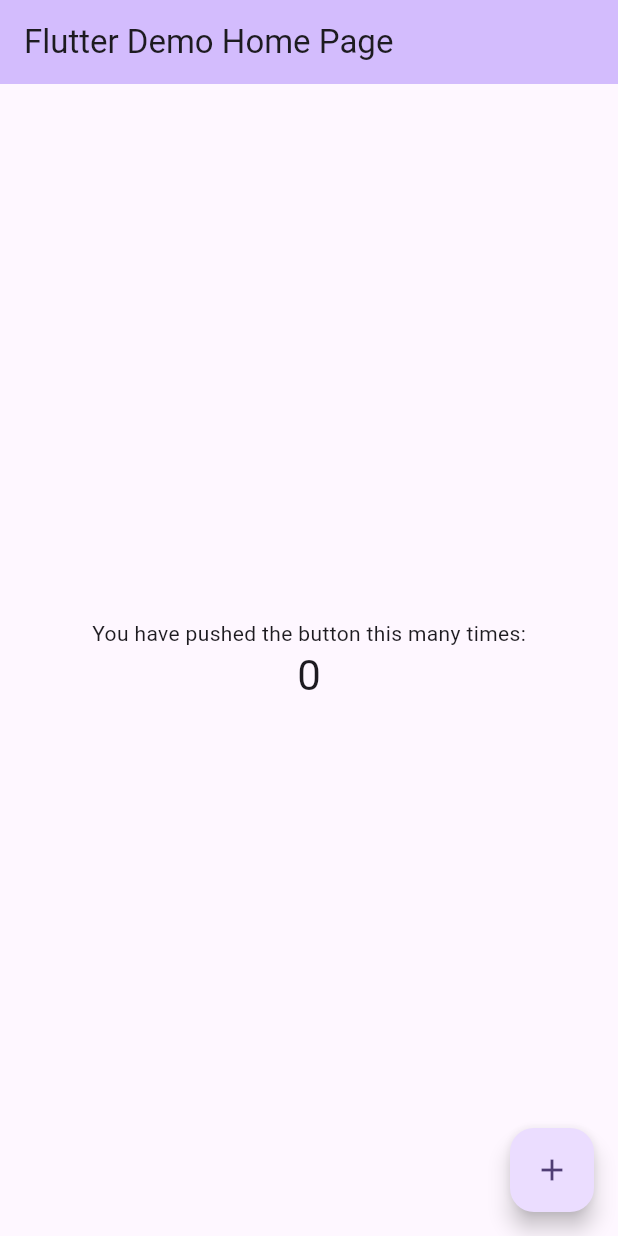
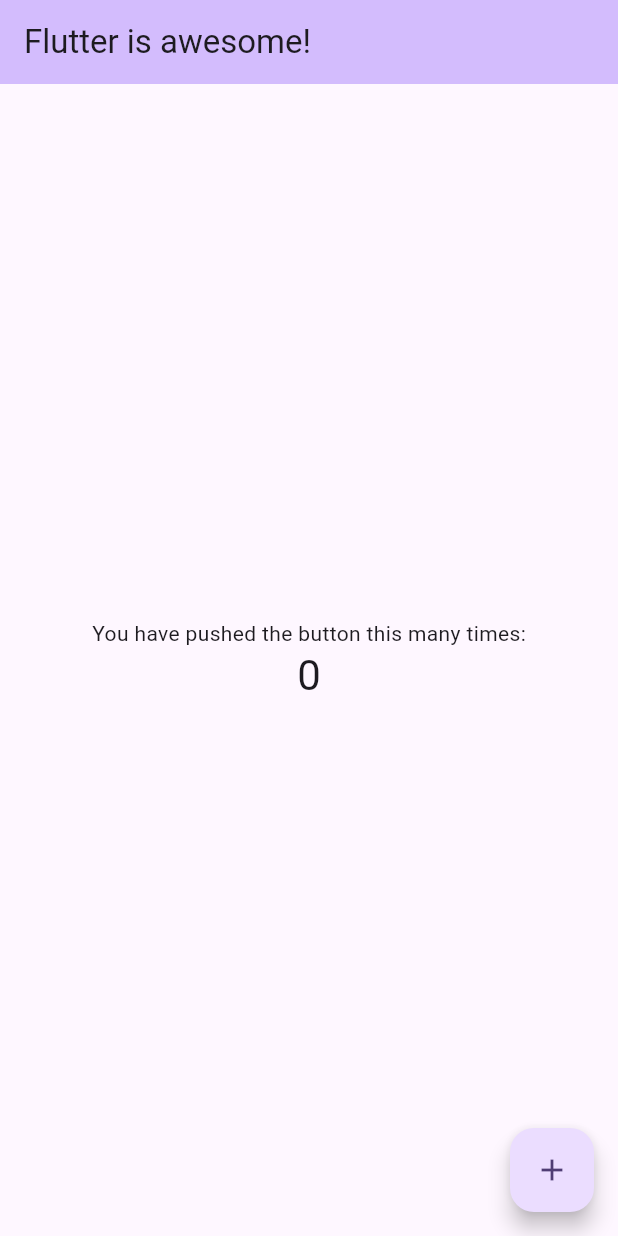
Before and after one commit to Istiaq-Fuad/flutter-essentials, a Flutter app: the screen it shows after launch, on a phone screen of 412 x 824 dp. Run offline on Flutter 3.47's test engine with Material 3 defaults, Android fonts, the phone set to English and light mode, and no system bars.

Commit message:
change home page title

```diff
--- a/lib/main.dart
+++ b/lib/main.dart
@@ -31,7 +31,7 @@ class MyApp extends StatelessWidget {
         colorScheme: ColorScheme.fromSeed(seedColor: Colors.deepPurple),
         useMaterial3: true,
       ),
-      home: const MyHomePage(title: 'Flutter Demo Home Page'),
+      home: const MyHomePage(title: 'Flutter is awesome!'),
     );
   }
 }
```
